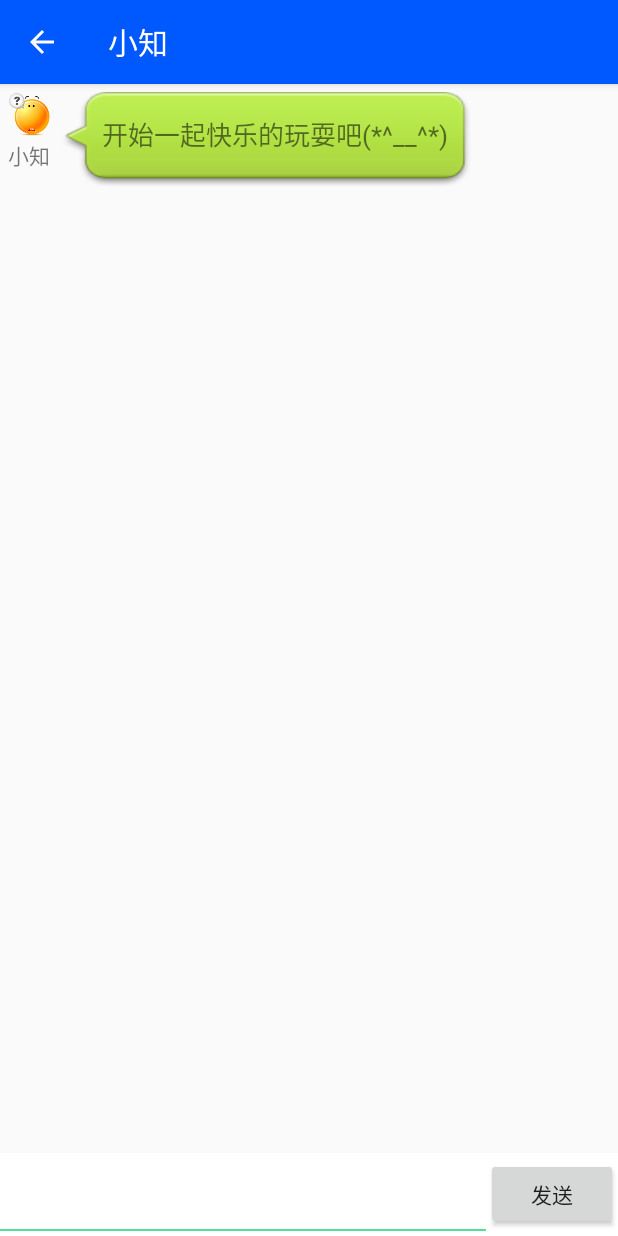
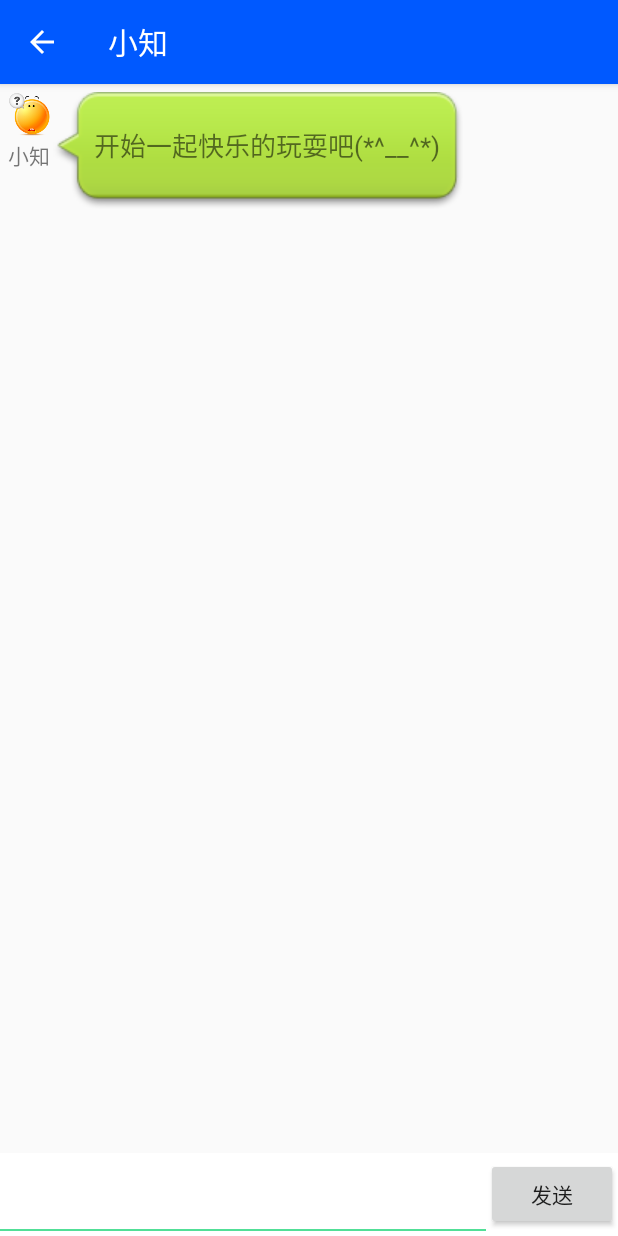
Before and after one commit to Othell0/ZhiShu, an Android app: the TRClientActivity screen opened directly, with no data from a screen before it, on a phone screen of 412 x 824 dp. Run offline under Robolectric (Android 15) with nearby library versions, the phone set to English and light mode, and no system bars; our stand-ins replace ButterKnife, RxJava.

Commit message:
Add tuling robot

```diff
--- a/app/src/main/res/layout/item_trc.xml
+++ b/app/src/main/res/layout/item_trc.xml
@@ -7,10 +7,10 @@
     <TextView
         android:id="@+id/item_trc_txt"
         android:layout_width="wrap_content"
-        android:layout_height="65dp"
+        android:layout_height="wrap_content"
         android:gravity="center_vertical"
         android:layout_marginStart="25dp"
-        android:layout_marginEnd="5dp"
+        android:layout_marginEnd="0dp"
         android:layout_toStartOf="@+id/item_trc_linear"
         android:background="@drawable/chat_bg_normal"
         android:textSize="17sp"
--- a/app/src/main/res/layout/item_trc_robot.xml
+++ b/app/src/main/res/layout/item_trc_robot.xml
@@ -26,9 +26,9 @@
     <TextView
         android:id="@+id/item_trc_robot_txt"
         android:layout_width="wrap_content"
-        android:layout_height="65dp"
+        android:layout_height="wrap_content"
         android:layout_marginRight="25dp"
-        android:layout_marginLeft="5dp"
+        android:layout_marginLeft="0dp"
         android:gravity="center_vertical"
         android:textSize="17sp"
         tools:text="问我吧(*^__^*)"
```
Also changed, not shown: app/src/main/res/drawable/chat_bg_normal.9.png, app/src/main/res/drawable/chat_robot_bg_normal.9.png.
